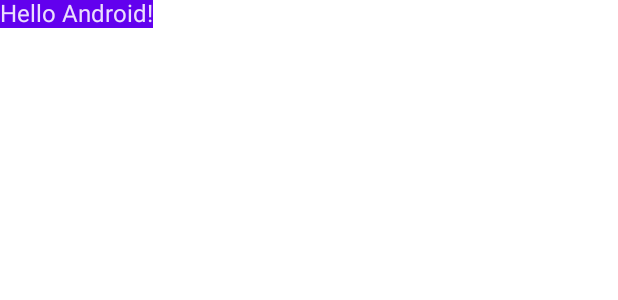
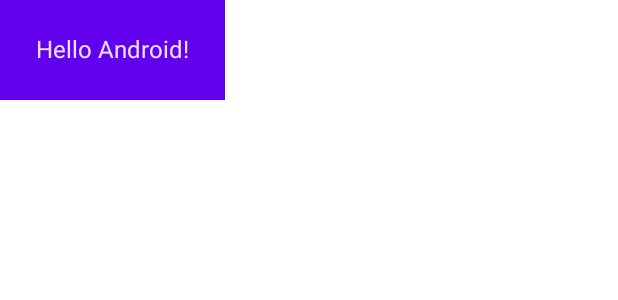
Before and after one commit to EleoXDA/JComposeBasics_KT, an Android app built with Jetpack Compose: the @Preview function DefaultPreview, on a phone screen of 412 x 824 dp. Shown: the top 300 px of the screen. Run offline under Robolectric (Android 15) with nearby library versions, the phone set to English and light mode, and no system bars.

Commit message:
Added padding for better visibility

```diff
--- a/app/src/main/java/eu/eleo/jcomposebasics/MainActivity.kt
+++ b/app/src/main/java/eu/eleo/jcomposebasics/MainActivity.kt
@@ -35,7 +35,7 @@ class MainActivity : ComponentActivity() {
 @Composable
 private fun Greeting(name: String) {
     Surface(color = MaterialTheme.colors.primary) {
-        Text (text = "Hello $name!")
+        Text (text = "Hello $name!", modifier = Modifier.padding(24.dp))
     }
 }
 
```
